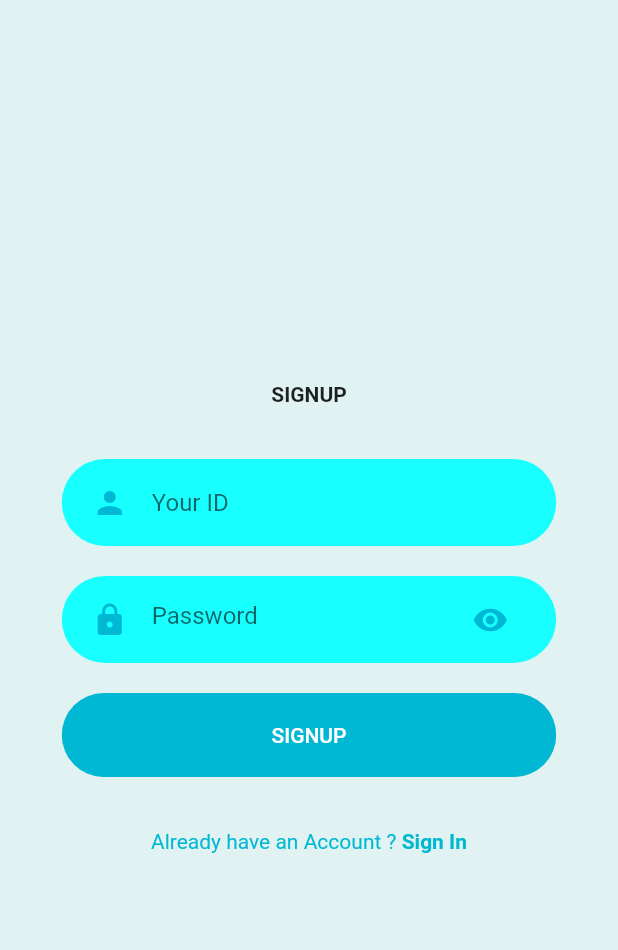
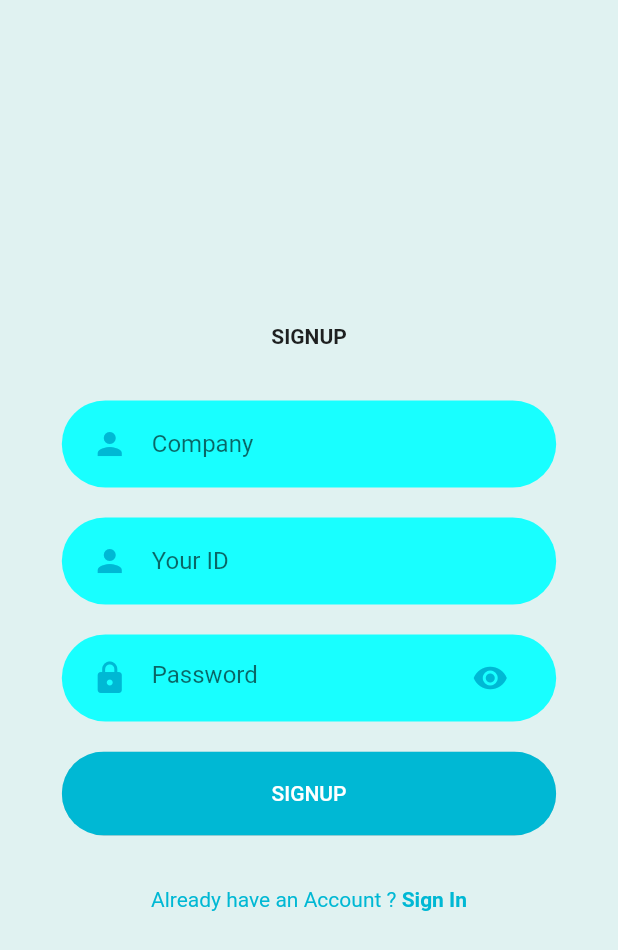
Before and after one commit to saebswaity/flutterapp, a Flutter app: the SignUpScreen screen opened directly, on a phone screen of 412 x 824 dp. Shown: the top 950 px of the screen. Run offline on Flutter 3.47's test engine with Material 2 defaults, Android fonts, the phone set to English and light mode, and no system bars; our stand-ins replace flutter_spinkit, flutter_svg.

Commit message:
2nd commit

```diff
--- a/lib/Screens/Signup/components/body.dart
+++ b/lib/Screens/Signup/components/body.dart
@@ -30,6 +30,10 @@ class Body extends StatelessWidget {
               height: size.height * 0.35,
             ),
             */
+            RoundedInputField(
+              hintText: "Company",
+              onChanged: (value) {},
+            ),
             RoundedInputField(
               hintText: "Your ID",
               onChanged: (value) {},
```
